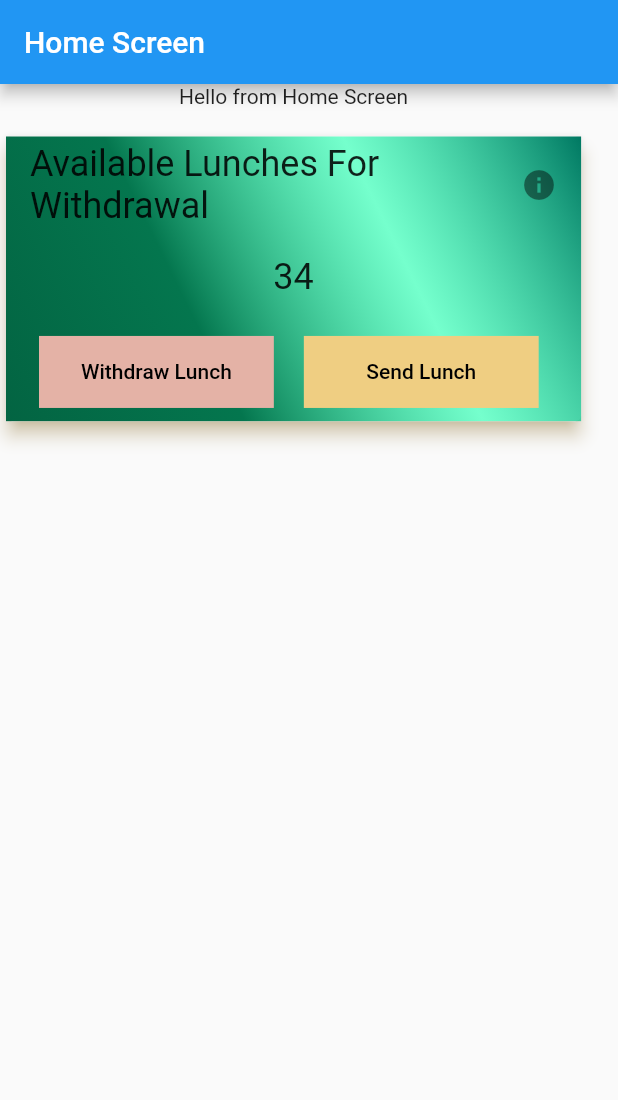
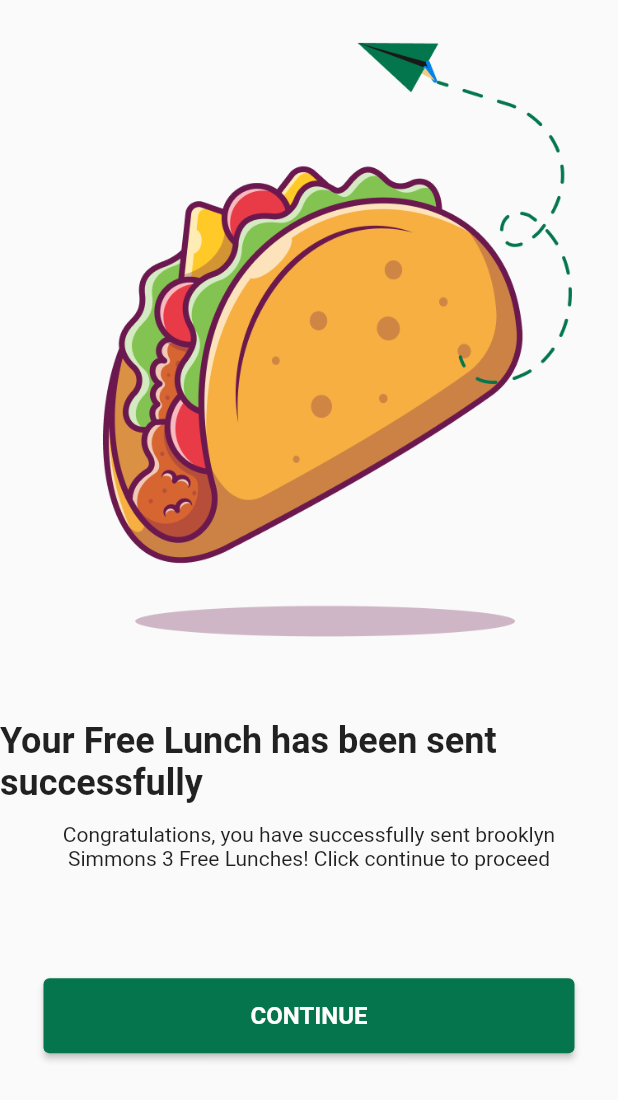
Before and after one commit to hngx-org/Eagles-food-mobile, a Flutter app: the screen it shows after launch, on a phone screen of 412 x 824 dp. Shown: the top 1100 px of the screen. Run offline on Flutter 3.47's test engine with Material 2 defaults, Android fonts, the phone set to English and light mode, and no system bars; Roboto replaces fonts that are missing (Poppins).

Commit message:
Made a working version of the send_lunch_success page

```diff
--- a/lib/main.dart
+++ b/lib/main.dart
@@ -1,5 +1,6 @@
 import 'package:flutter/material.dart';
 import 'package:hng_task3/screens/home/home_screen.dart';
+import 'package:hng_task3/screens/send_lunch/send_lunch_success.dart';
 // import 'package:hng_task3/screens/withdraw/withdraw_success_screen.dart';
 
 void main() {
@@ -22,7 +23,8 @@ class MainApp extends StatelessWidget {
         ),
 
          */
-        body: HomeScreen(),
+        // body: HomeScreen(),
+        body: SendLunchSuccess(),
       ),
     );
   }
--- /dev/null
+++ b/lib/screens/send_lunch/send_lunch_success.dart
@@ -0,0 +1,65 @@
+import 'package:flutter/material.dart';
+
+class SendLunchSuccess extends StatelessWidget {
+  const SendLunchSuccess({super.key});
+
+  @override
+  Widget build(BuildContext context) {
+    return Scaffold(
+      body: SafeArea(
+          child: SingleChildScrollView(
+        child: Center(
+          // Spread out the widgets
+          child: Column(
+            mainAxisAlignment: MainAxisAlignment.spaceBetween,
+            children: [
+              Image.asset("assets/images/send-lunch-success.png"),
+              Column(
+                mainAxisAlignment: MainAxisAlignment.spaceBetween,
+                mainAxisSize: MainAxisSize.max,
+                children: [
+                  const Text(
+                    "Your Free Lunch has been sent successfully",
+                    style: TextStyle(
+                      fontFamily: 'Poppins',
+                      fontSize: 24,
+                      fontWeight: FontWeight.w600,
+                    ),
+                  ),
+                  const Padding(
+                    padding: EdgeInsets.symmetric(horizontal: 28, vertical: 12),
+                    // Fix the spacing of the text widget.
+                    child: Text(
+                      "Congratulations, you have successfully sent brooklyn Simmons 3 Free Lunches! Click continue to proceed",
+                      textAlign: TextAlign.center,
+                      style: TextStyle(
+                        fontSize: 14,
+                        fontWeight: FontWeight.w400,
+                      ),
+                    ),
+                  ),
+                  Padding(
+                    padding: const EdgeInsets.symmetric(
+                        horizontal: 29, vertical: 60),
+                    child: ElevatedButton(
+                        style: ElevatedButton.styleFrom(
+                            minimumSize: const Size.fromHeight(50),
+                            backgroundColor: const Color(0xFF04754D)),
+                        onPressed: () {},
+                        child: const Text(
+                          "CONTINUE",
+                          style: TextStyle(
+                            fontSize: 16,
+                            fontWeight: FontWeight.w600,
+                          ),
+                        )),
+                  ),
+                ],
+              ),
+            ],
+          ),
+        ),
+      )),
+    );
+  }
+}
--- a/pubspec.yaml
+++ b/pubspec.yaml
@@ -19,4 +19,4 @@ flutter:
   uses-material-design: true
 
   assets:
-    - assets/images/withdraw-success.png
+    - assets/images/
```
Also changed, not shown: assets/images/send-lunch-success.png (added).
